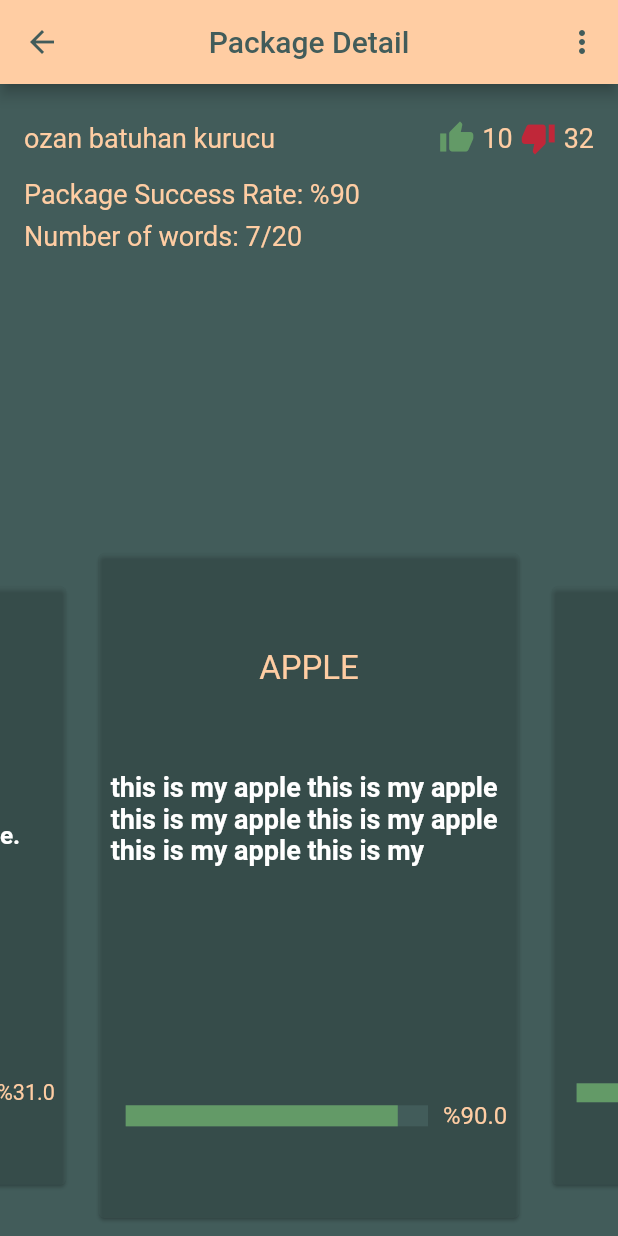
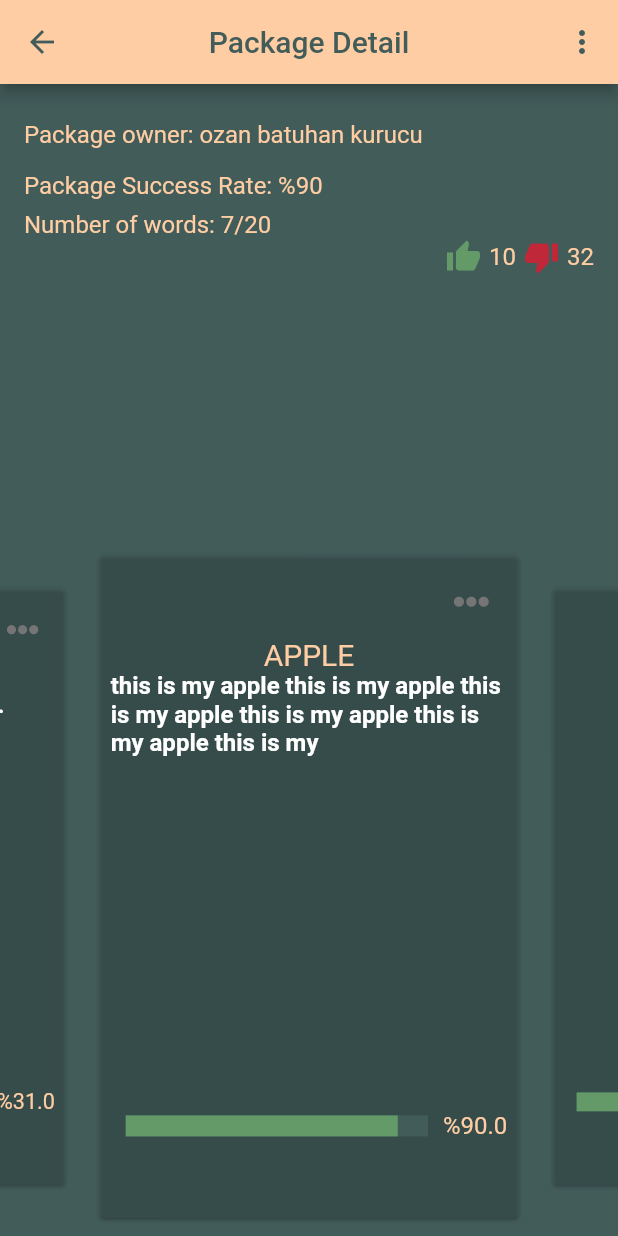
Before and after one commit to YasarKabacali/wordandmemory, a Flutter app: the PackageDetailPage screen opened directly, on a phone screen of 412 x 824 dp. Run offline on Flutter 3.47's test engine with Material 2 defaults, Android fonts, the phone set to English and light mode, and no system bars; drawn by our look-alikes of flip_card, percent_indicator; our stand-ins replace cloud_firestore, firebase_auth, flutter_spinkit, flutter_swiper, fluttertoast, font_awesome_flutter and 1 more; accounts and stored records are empty.

Commit message:
onemsiz commit

```diff
--- a/lib/components/swipperFlipCard.dart
+++ b/lib/components/swipperFlipCard.dart
@@ -3,12 +3,26 @@ import 'package:font_awesome_flutter/font_awesome_flutter.dart';
 import 'package:word_and_memory/utils/constants.dart';
 import 'package:percent_indicator/percent_indicator.dart';
 
-class SwipperFlipCard extends StatelessWidget {
+class SwipperFlipCard extends StatefulWidget {
   final String word;
   final String sentence;
   final double successRate;
 
   SwipperFlipCard({this.word, this.sentence, this.successRate});
+
+  @override
+  _SwipperFlipCardState createState() => _SwipperFlipCardState();
+}
+
+class _SwipperFlipCardState extends State<SwipperFlipCard> {
+  void choiceAction(String choice) {
+    //Kelimeyi düzenleme sayfasina yönlendiriyor
+    if (choice == "editword") {
+
+    }// kelimeyi sileceginde yapacagi islem
+    else if (choice == "deleteword") {}
+  }
+
   @override
   Widget build(BuildContext context) {
     return Card(
@@ -20,33 +34,52 @@ class SwipperFlipCard extends StatelessWidget {
             Expanded(
               flex: 3,
               child: Column(
-                mainAxisAlignment: MainAxisAlignment.spaceEvenly,
                 children: <Widget>[
-                  Text(
-                    word.toUpperCase(),
-                    style: TextStyle(fontSize: 22.0, color: kPrimaryColor),
+                  Row(
+                    mainAxisAlignment: MainAxisAlignment.end,
+                    children: <Widget>[
+                      new PopupMenuButton<String>(
+                        onSelected: choiceAction,
+                        icon: Icon(
+                          FontAwesomeIcons.ellipsisH,
+                          color: Colors.grey[600],
+                        ),
+                        itemBuilder: (BuildContext context) {
+                          return [
+                            PopupMenuItem<String>(
+                              child: Text("Edit word"),
+                              value: "editword",
+                            ),
+                            PopupMenuItem<String>(
+                              child: Text("Delete word "),
+                              value: "deleteword",
+                            ),
+                          ];
+                        },
+                      ),
+                    ],
                   ),
                   Text(
-                    sentence,
+                    widget.word.toUpperCase(),
+                    style: TextStyle(fontSize: 20.0, color: kPrimaryColor),
+                  ),
+                  Text(
+                    widget.sentence,
                     style: kMainPageTextStyle,
                   ),
                 ],
               ),
             ),
             Expanded(
-              flex: 2,
+              flex: 1,
               child: Column(
                 mainAxisAlignment: MainAxisAlignment.spaceEvenly,
                 children: <Widget>[
-                  Row(
-                    mainAxisAlignment: MainAxisAlignment.start,
-                    children: <Widget>[],
-                  ),
                   LinearPercentIndicator(
-                    trailing: Text("%" + successRate.toString(),
+                    trailing: Text("%" + widget.successRate.toString(),
                         style: TextStyle(fontSize: 16.0, color: kPrimaryColor)),
                     lineHeight: 14.0,
-                    percent: successRate / 100,
+                    percent: widget.successRate / 100,
                     backgroundColor: kScaffoldBackgroundColor,
                     progressColor: Color(0xFF639a67),
                   ),
--- a/lib/main.dart
+++ b/lib/main.dart
@@ -3,6 +3,7 @@ import 'package:provider/provider.dart';
 import 'package:word_and_memory/models/user.dart';
 import 'package:word_and_memory/screens/login_page.dart';
 import 'package:word_and_memory/screens/main_navigation_bottom_page.dart';
+import 'package:word_and_memory/screens/package_detail_page.dart';
 import 'package:word_and_memory/services/auth.dart';
 import 'package:word_and_memory/utils/constants.dart';
 
@@ -20,7 +21,7 @@ class MyApp extends StatelessWidget {
           primaryColor: kPrimaryColor,
           scaffoldBackgroundColor: kScaffoldBackgroundColor,
         ),
-        home: PageRouter(),
+        home: PackageDetailPage(),
       ),
     );
   }
--- a/lib/screens/package_detail_page.dart
+++ b/lib/screens/package_detail_page.dart
@@ -27,7 +27,7 @@ class _PackageDetailPageState extends State<PackageDetailPage> {
     Word("bilmek", "know", "okula gideceğim", "Im gonna go to the school.", 55),
     Word("türkçe", "turkish", "Türkçe benim doğal dilim.",
         "It is my native language.", 42),
-    Word("cut", "kesmek", "Bu ekmeği keseceğim.", "I will cut this bread", 32),
+    Word("kesmek", "cut", "Bu ekmeği keseceğim.", "I will cut this bread", 32),
     Word("götos", "asshole", "Sen bir götün tekisin.",
         "You are a fucking asshole.", 31),
   ];
@@ -46,7 +46,7 @@ class _PackageDetailPageState extends State<PackageDetailPage> {
         MaterialPageRoute(builder: (context) => AddWordPage()),
       );
     } //paketi sildiginde yapilacak olan islem
-    else if (choice == "delete") {}
+    else if (choice == "deletepackage") {}
   }
 
   @override
@@ -70,7 +70,7 @@ class _PackageDetailPageState extends State<PackageDetailPage> {
                 ),
                 PopupMenuItem<String>(
                   child: Text("Delete package"),
-                  value: "delete",
+                  value: "deletepackage",
                 ),
               ];
             },
@@ -90,27 +90,9 @@ class _PackageDetailPageState extends State<PackageDetailPage> {
                 child: Column(
                   children: <Widget>[
                     Row(
-                      mainAxisAlignment: MainAxisAlignment.spaceBetween,
                       children: <Widget>[
-                        Text("ozan batuhan kurucu",
+                        Text("Package owner: ozan batuhan kurucu",
                             style: kPackageDetailTextStyle),
-                        Row(
-                          children: <Widget>[
-                            Icon(
-                              Icons.thumb_up,
-                              color: Color(0xFF639a67),
-                            ),
-                            SizedBox(width: 5.0),
-                            Text("10", style: kPackageDetailTextStyle),
-                            SizedBox(width: 5.0),
-                            Icon(
-                              Icons.thumb_down,
-                              color: Color(0xFFc02739),
-                            ),
-                            SizedBox(width: 5.0),
-                            Text("32", style: kPackageDetailTextStyle),
-                          ],
-                        ),
                       ],
                     ),
                     SizedBox(
@@ -131,6 +113,24 @@ class _PackageDetailPageState extends State<PackageDetailPage> {
                           "Number of words: " + words.length.toString() + "/20",
                           style: kPackageDetailTextStyle,
                         ),
+                      ],
+                    ),
+                    Row(
+                      mainAxisAlignment: MainAxisAlignment.end,
+                      children: <Widget>[
+                        Icon(
+                          Icons.thumb_up,
+                          color: Color(0xFF639a67),
+                        ),
+                        SizedBox(width: 5.0),
+                        Text("10", style: kPackageDetailTextStyle),
+                        SizedBox(width: 5.0),
+                        Icon(
+                          Icons.thumb_down,
+                          color: Color(0xFFc02739),
+                        ),
+                        SizedBox(width: 5.0),
+                        Text("32", style: kPackageDetailTextStyle),
                       ],
                     ),
                   ],
```
Also changed, not shown: lib/utils/constants.dart (+12 -12 lines).
